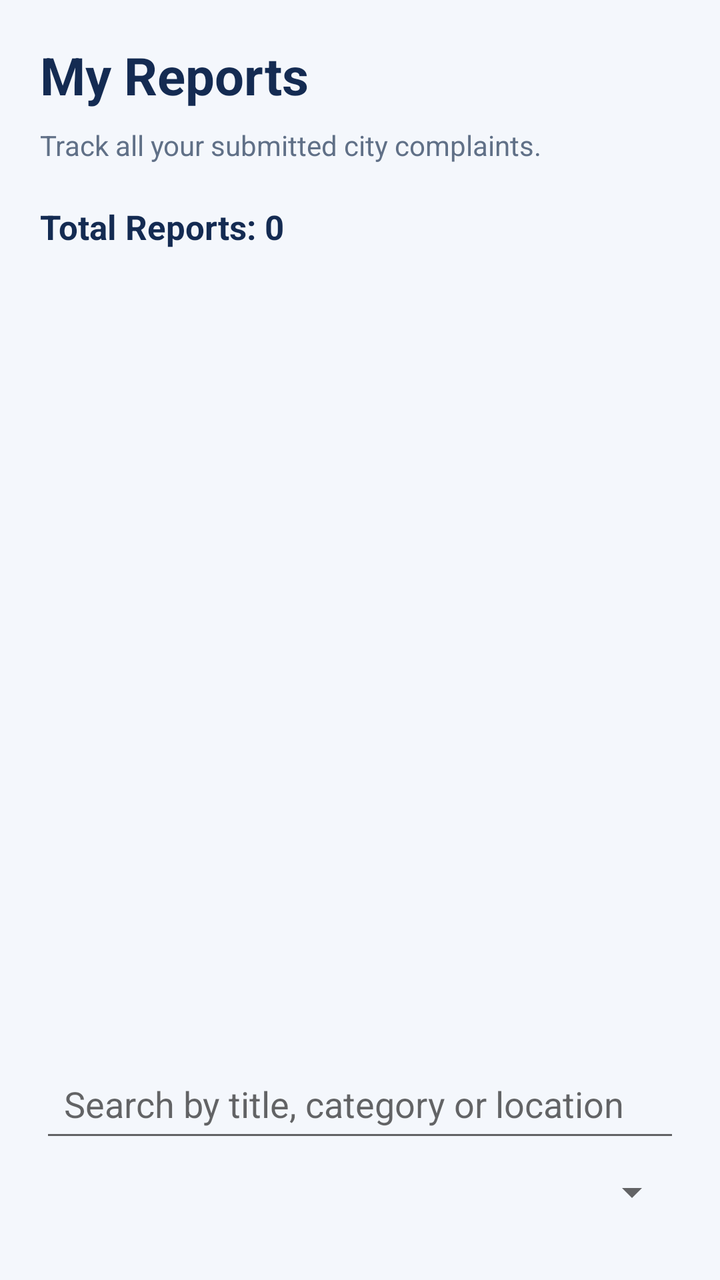
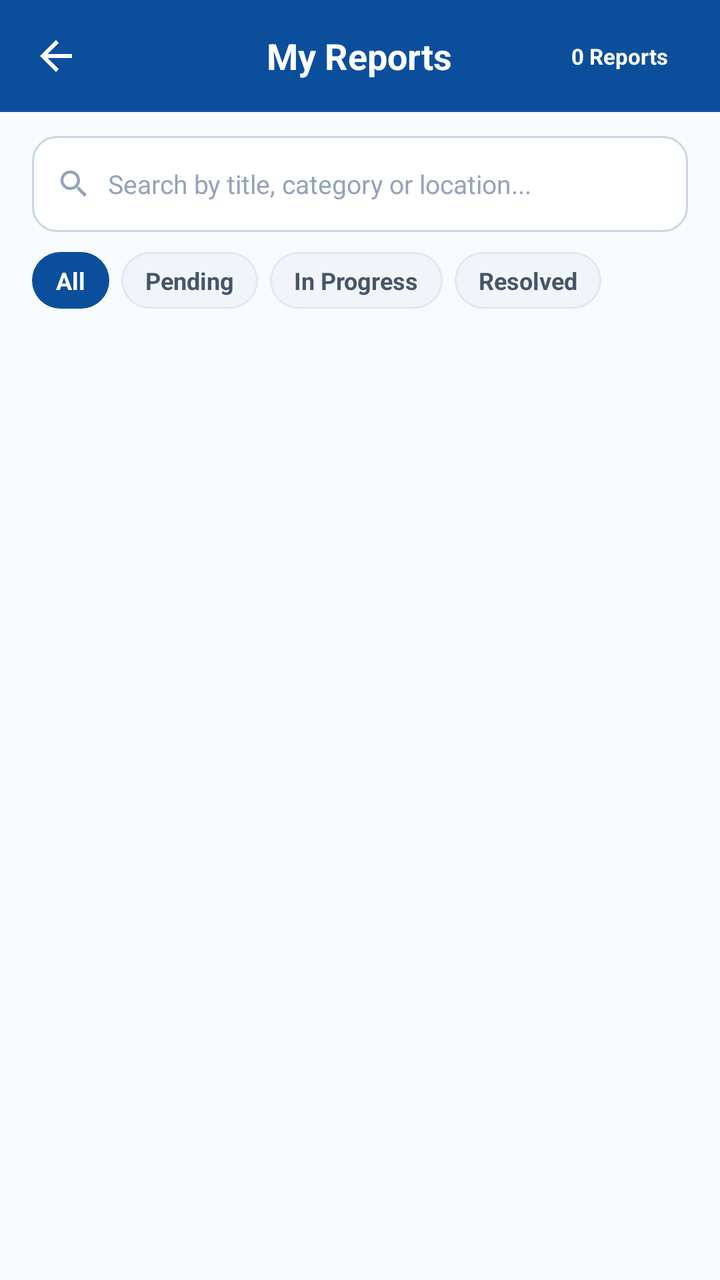

Before-and-after screenshots of an Android layout around one commit, followed by the original layout XML and the change that was made.
<!-- AndroidManifest.xml: application theme Theme.SPONDON -->
<!-- res/layout/activity_my_reports.xml -->
<?xml version="1.0" encoding="utf-8"?>
<LinearLayout xmlns:android="http://schemas.android.com/apk/res/android"
    android:layout_width="match_parent"
    android:layout_height="match_parent"
    android:background="#F4F7FC"
    android:orientation="vertical"
    android:padding="20dp">

    <TextView
        android:layout_width="match_parent"
        android:layout_height="wrap_content"
        android:text="@string/my_reports"
        android:textColor="#142B52"
        android:textSize="26sp"
        android:textStyle="bold" />

    <TextView
        android:layout_width="match_parent"
        android:layout_height="wrap_content"
        android:layout_marginTop="8dp"
        android:text="Track all your submitted city complaints."
        android:textColor="#607087"
        android:textSize="14sp" />

    <TextView
        android:id="@+id/tvReportCount"
        android:layout_width="match_parent"
        android:layout_height="wrap_content"
        android:layout_marginTop="20dp"
        android:text="Total Reports: 0"
        android:textColor="#142B52"
        android:textSize="17sp"
        android:textStyle="bold" />

    <TextView
        android:id="@+id/tvEmptyReports"
        android:layout_width="match_parent"
        android:layout_height="wrap_content"
        android:layout_marginTop="40dp"
        android:gravity="center"
        android:text="No reports submitted yet."
        android:textColor="#607087"
        android:textSize="16sp"
        android:visibility="gone" />

    <ListView
        android:id="@+id/lvReports"
        android:layout_width="match_parent"
        android:layout_height="0dp"
        android:layout_marginTop="15dp"
        android:layout_weight="1"
        android:divider="#DCE3ED"
        android:dividerHeight="10dp" />



    <EditText
        android:id="@+id/etSearchReports"
        android:layout_width="match_parent"
        android:layout_height="wrap_content"
        android:hint="Search by title, category or location"
        android:padding="12dp"
        android:layout_marginTop="12dp"
        android:layout_marginBottom="8dp"
        android:inputType="text" />

    <Spinner
        android:id="@+id/spReportStatusFilter"
        android:layout_width="match_parent"
        android:layout_height="wrap_content"
        android:layout_marginBottom="12dp" />


</LinearLayout>
<!-- resources referenced by this layout -->
<resources>
  <string name="my_reports">My Reports</string>
  <style name="Theme.SPONDON" parent="Theme.AppCompat.Light.DarkActionBar">
          
          <item name="colorPrimary">@color/purple_500</item>
          <item name="colorPrimaryDark">@color/purple_700</item>
          <item name="colorAccent">@color/teal_200</item>
          
      </style>
  <color name="purple_500">#FF6200EE</color>
  <color name="purple_700">#FF3700B3</color>
  <color name="teal_200">#FF03DAC5</color>
</resources>

<!-- the commit's change to res/layout/activity_my_reports.xml (unified diff, before → after) -->
@@ -2,73 +2,200 @@
 <LinearLayout xmlns:android="http://schemas.android.com/apk/res/android"
     android:layout_width="match_parent"
     android:layout_height="match_parent"
-    android:background="#F4F7FC"
-    android:orientation="vertical"
-    android:padding="20dp">
-
-    <TextView
+    android:background="@color/surface_background"
+    android:orientation="vertical">
+
+    
+    <RelativeLayout
+        android:id="@+id/layoutMyReportsTopBar"
+        android:layout_width="match_parent"
+        android:layout_height="56dp"
+        android:background="@color/primary_blue"
+        android:paddingStart="16dp"
+        android:paddingEnd="16dp">
+
+        <ImageView
+            android:id="@+id/btnBackMyReports"
+            android:layout_width="24dp"
+            android:layout_height="24dp"
+            android:layout_alignParentStart="true"
+            android:layout_centerVertical="true"
+            android:contentDescription="Back"
+            android:src="@drawable/ic_arrow_back_white" />
+
+        <TextView
+            android:id="@+id/tvMyReportsHeader"
+            android:layout_width="wrap_content"
+            android:layout_height="wrap_content"
+            android:layout_centerInParent="true"
+            android:text="My Reports"
+            android:textColor="#FFFFFF"
+            android:textSize="18sp"
+            android:textStyle="bold" />
+
+        <TextView
+            android:id="@+id/tvReportCount"
+            android:layout_width="wrap_content"
+            android:layout_height="wrap_content"
+            android:layout_alignParentEnd="true"
+            android:layout_centerVertical="true"
+            android:background="@drawable/bg_chip_selected"
+            android:paddingStart="10dp"
+            android:paddingEnd="10dp"
+            android:paddingTop="3dp"
+            android:paddingBottom="3dp"
+            android:text="0 Reports"
+            android:textColor="#FFFFFF"
+            android:textSize="11sp"
+            android:textStyle="bold" />
+
+        
+        <TextView
+            android:id="@+id/tvMyReportsSubheader"
+            android:layout_width="wrap_content"
+            android:layout_height="wrap_content"
+            android:visibility="gone" />
+    </RelativeLayout>
+
+    
+    <LinearLayout
+        android:layout_width="match_parent"
+        android:layout_height="48dp"
+        android:layout_marginStart="16dp"
+        android:layout_marginTop="12dp"
+        android:layout_marginEnd="16dp"
+        android:background="@drawable/bg_edit_text"
+        android:gravity="center_vertical"
+        android:orientation="horizontal"
+        android:paddingStart="12dp"
+        android:paddingEnd="12dp">
+
+        <ImageView
+            android:layout_width="18dp"
+            android:layout_height="18dp"
+            android:contentDescription="Search"
+            android:src="@drawable/ic_search_white"
+            android:tint="@color/text_muted" />
+
+        <EditText
+            android:id="@+id/etSearchReports"
+            android:layout_width="match_parent"
+            android:layout_height="match_parent"
+            android:layout_marginStart="8dp"
+            android:background="@null"
+            android:hint="Search by title, category or location..."
+            android:inputType="text"
+            android:textColor="@color/text_primary"
+            android:textColorHint="@color/text_muted"
+            android:textSize="13sp" />
+    </LinearLayout>
+
+    
+    <LinearLayout
         android:layout_width="match_parent"
         android:layout_height="wrap_content"
-        android:text="@string/my_reports"
-        android:textColor="#142B52"
-        android:textSize="26sp"
-        android:textStyle="bold" />
-
-    <TextView
-        android:layout_width="match_parent"
-        android:layout_height="wrap_content"
-        android:layout_marginTop="8dp"
-        android:text="Track all your submitted city complaints."
-        android:textColor="#607087"
-        android:textSize="14sp" />
-
-    <TextView
-        android:id="@+id/tvReportCount"
-        android:layout_width="match_parent"
-        android:layout_height="wrap_content"
-        android:layout_marginTop="20dp"
-        android:text="Total Reports: 0"
-        android:textColor="#142B52"
-        android:textSize="17sp"
-        android:textStyle="bold" />
-
+        android:layout_marginTop="10dp"
+        android:layout_marginBottom="6dp"
+        android:orientation="horizontal"
+        android:paddingStart="16dp"
+        android:paddingEnd="16dp">
+
+        <TextView
+            android:id="@+id/chipFilterAll"
+            android:layout_width="wrap_content"
+            android:layout_height="wrap_content"
+            android:layout_marginEnd="6dp"
+            android:background="@drawable/bg_chip_selected"
+            android:paddingStart="12dp"
+            android:paddingEnd="12dp"
+            android:paddingTop="6dp"
+            android:paddingBottom="6dp"
+            android:text="All"
+            android:textColor="#FFFFFF"
+            android:textSize="12sp"
+            android:textStyle="bold" />
+
+        <TextView
+            android:id="@+id/chipFilterPending"
+            android:layout_width="wrap_content"
+            android:layout_height="wrap_content"
+            android:layout_marginEnd="6dp"
+            android:background="@drawable/bg_chip_unselected"
+            android:paddingStart="12dp"
+            android:paddingEnd="12dp"
+            android:paddingTop="6dp"
+            android:paddingBottom="6dp"
+            android:text="Pending"
+            android:textColor="@color/text_secondary"
+            android:textSize="12sp"
+            android:textStyle="bold" />
+
+        <TextView
+            android:id="@+id/chipFilterProgress"
+            android:layout_width="wrap_content"
+            android:layout_height="wrap_content"
+            android:layout_marginEnd="6dp"
+            android:background="@drawable/bg_chip_unselected"
+            android:paddingStart="12dp"
+            android:paddingEnd="12dp"
+            android:paddingTop="6dp"
+            android:paddingBottom="6dp"
+            android:text="In Progress"
+            android:textColor="@color/text_secondary"
+            android:textSize="12sp"
+            android:textStyle="bold" />
+
+        <TextView
+            android:id="@+id/chipFilterResolved"
+            android:layout_width="wrap_content"
+            android:layout_height="wrap_content"
+            android:background="@drawable/bg_chip_unselected"
+            android:paddingStart="12dp"
+            android:paddingEnd="12dp"
+            android:paddingTop="6dp"
+            android:paddingBottom="6dp"
+            android:text="Resolved"
+            android:textColor="@color/text_secondary"
+            android:textSize="12sp"
+            android:textStyle="bold" />
+    </LinearLayout>
+
+    
+    <Spinner
+        android:id="@+id/spReportStatusFilter"
+        android:layout_width="match_parent"
+        android:layout_height="1dp"
+        android:visibility="gone" />
+
+    
     <TextView
         android:id="@+id/tvEmptyReports"
         android:layout_width="match_parent"
         android:layout_height="wrap_content"
-        android:layout_marginTop="40dp"
+        android:layout_marginTop="36dp"
         android:gravity="center"
-        android:text="No reports submitted yet."
-        android:textColor="#607087"
-        android:textSize="16sp"
+        android:text="No civic reports match your filter."
+        android:textColor="@color/text_secondary"
+        android:textSize="14sp"
         android:visibility="gone" />
 
+    
+    <androidx.recyclerview.widget.RecyclerView
+        android:id="@+id/rvReports"
+        android:layout_width="match_parent"
+        android:layout_height="0dp"
+        android:layout_weight="1"
+        android:clipToPadding="false"
+        android:paddingStart="12dp"
+        android:paddingTop="6dp"
+        android:paddingEnd="12dp"
+        android:paddingBottom="12dp" />
+
+    
     <ListView
         android:id="@+id/lvReports"
         android:layout_width="match_parent"
         android:layout_height="0dp"
-        android:layout_marginTop="15dp"
-        android:layout_weight="1"
-        android:divider="#DCE3ED"
-        android:dividerHeight="10dp" />
-
-
-
-    <EditText
-        android:id="@+id/etSearchReports"
-        android:layout_width="match_parent"
-        android:layout_height="wrap_content"
-        android:hint="Search by title, category or location"
-        android:padding="12dp"
-        android:layout_marginTop="12dp"
-        android:layout_marginBottom="8dp"
-        android:inputType="text" />
-
-    <Spinner
-        android:id="@+id/spReportStatusFilter"
-        android:layout_width="match_parent"
-        android:layout_height="wrap_content"
-        android:layout_marginBottom="12dp" />
-
+        android:visibility="gone" />
 
 </LinearLayout>
<!-- resource entries referenced after the edit -->
@@ -1,15 +1,63 @@
 <!-- resources referenced by this layout -->
 <resources>
-  <string name="my_reports">My Reports</string>
-  <style name="Theme.SPONDON" parent="Theme.AppCompat.Light.DarkActionBar">
+  <color name="primary_blue">#0B4F9C</color>
+  <color name="surface_background">#F8FAFC</color>
+  <color name="text_muted">#94A3B8</color>
+  <color name="text_primary">#0F172A</color>
+  <color name="text_secondary">#475569</color>
+  <!-- drawable bg_chip_selected (drawable) -->
+  <?xml version="1.0" encoding="utf-8"?>
+  <shape xmlns:android="http://schemas.android.com/apk/res/android"
+      android:shape="rectangle">
+      <solid android:color="@color/primary_blue" />
+      <corners android:radius="20dp" />
+  </shape>
+  <!-- drawable bg_chip_unselected (drawable) -->
+  <?xml version="1.0" encoding="utf-8"?>
+  <shape xmlns:android="http://schemas.android.com/apk/res/android"
+      android:shape="rectangle">
+      <solid android:color="#F1F5F9" />
+      <stroke android:width="1dp" android:color="#E2E8F0" />
+      <corners android:radius="20dp" />
+  </shape>
+  <!-- drawable bg_edit_text (drawable) -->
+  <?xml version="1.0" encoding="utf-8"?>
+  <shape xmlns:android="http://schemas.android.com/apk/res/android"
+      android:shape="rectangle">
+      <solid android:color="@color/surface_white" />
+      <stroke android:width="1dp" android:color="#CBD5E1" />
+      <corners android:radius="12dp" />
+  </shape>
+  <!-- drawable ic_arrow_back_white (drawable) -->
+  <vector xmlns:android="http://schemas.android.com/apk/res/android"
+      android:width="24dp"
+      android:height="24dp"
+      android:viewportWidth="24"
+      android:viewportHeight="24">
+      <path
+          android:fillColor="#FFFFFF"
+          android:pathData="M20,11 L7.83,11 L13.42,5.41 L12,4 L4,12 L12,20 L13.41,18.59 L7.83,13 L20,13 Z" />
+  </vector>
+  <!-- drawable ic_search_white (drawable) -->
+  <vector xmlns:android="http://schemas.android.com/apk/res/android"
+      android:width="24dp"
+      android:height="24dp"
+      android:viewportWidth="24"
+      android:viewportHeight="24">
+      <path
+          android:fillColor="#FFFFFF"
+          android:pathData="M15.5,14 L14.71,14 L14.43,13.73 C15.41,12.59 16,11.11 16,9.5 C16,5.91 13.09,3 9.5,3 C5.91,3 3,5.91 3,9.5 C3,13.09 5.91,16 9.5,16 C11.11,16 12.59,15.41 13.73,14.43 L14,14.71 L14,15.5 L19,20.49 L20.49,19 L15.5,14 Z M9.5,14 C7.01,14 5,11.99 5,9.5 C5,7.01 7.01,5 9.5,5 C11.99,5 14,7.01 14,9.5 C14,11.99 11.99,14 9.5,14 Z" />
+  </vector>
+  <style name="Theme.SPONDON" parent="Theme.AppCompat.Light.NoActionBar">
           
-          <item name="colorPrimary">@color/purple_500</item>
-          <item name="colorPrimaryDark">@color/purple_700</item>
-          <item name="colorAccent">@color/teal_200</item>
-          
+          <item name="colorPrimary">@color/primary_blue</item>
+          <item name="colorPrimaryDark">@color/primary_blue_dark</item>
+          <item name="colorAccent">@color/accent_cyan</item>
+          <item name="android:windowBackground">@color/surface_background</item>
+          <item name="android:statusBarColor">@color/primary_blue_dark</item>
       </style>
-  <color name="purple_500">#FF6200EE</color>
-  <color name="purple_700">#FF3700B3</color>
-  <color name="teal_200">#FF03DAC5</color>
+  <color name="surface_white">#FFFFFF</color>
+  <color name="primary_blue_dark">#083B75</color>
+  <color name="accent_cyan">#00B4D8</color>
 </resources>
 
